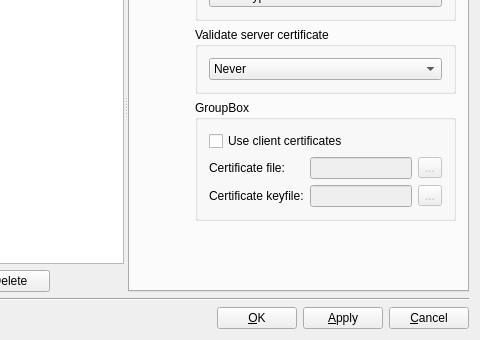
This is resources/forms/ServerDialogDesign.ui in einaru/luma as Qt 5 draws it before an edit; both pictures show x 127 to 607 and y 94 to 434 of the 607 by 434 pixel window. The edited form follows.
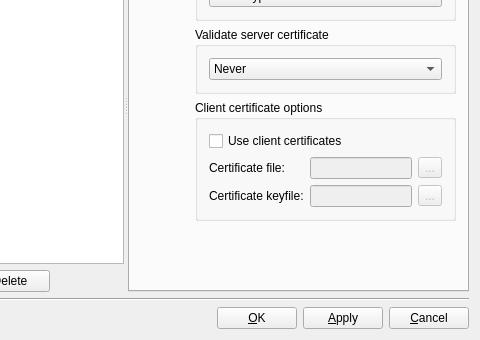
This is the edited form. The open tabs and pages were chosen to show the change.

The edit to the form file:
```diff
--- a/resources/forms/ServerDialogDesign.ui
+++ b/resources/forms/ServerDialogDesign.ui
@@ -564,7 +564,7 @@
              </sizepolicy>
             </property>
             <property name="title">
-             <string>GroupBox</string>
+             <string>Client certificate options</string>
             </property>
             <layout class="QGridLayout" name="gridLayout_11">
              <item row="0" column="0">
```
